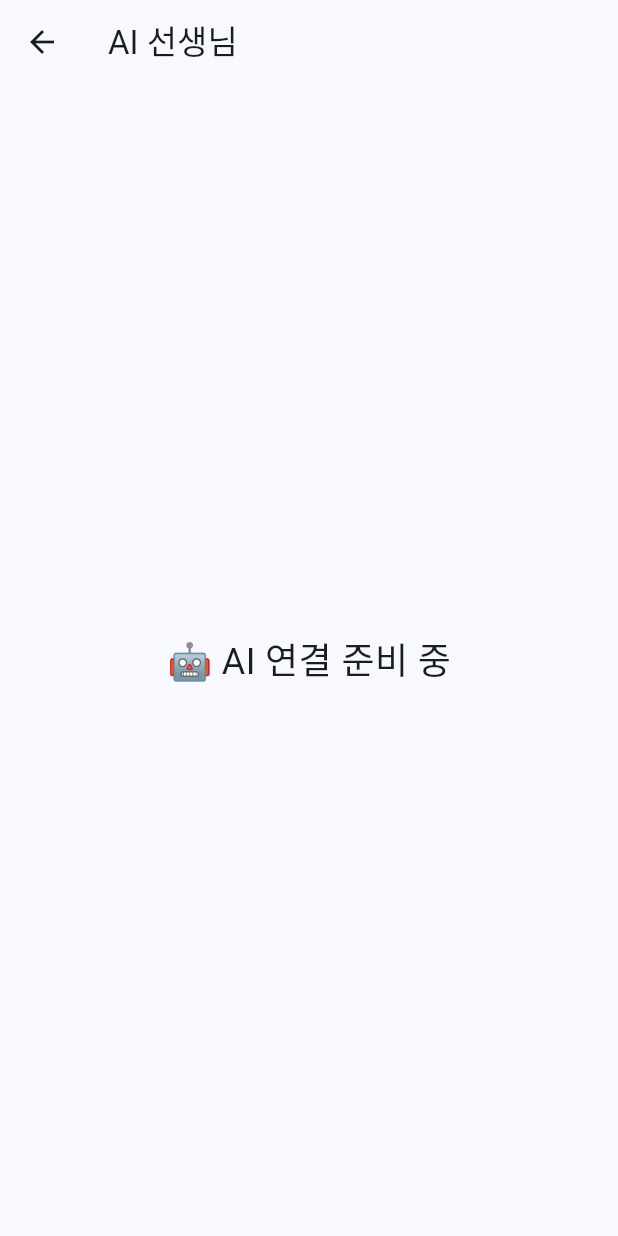
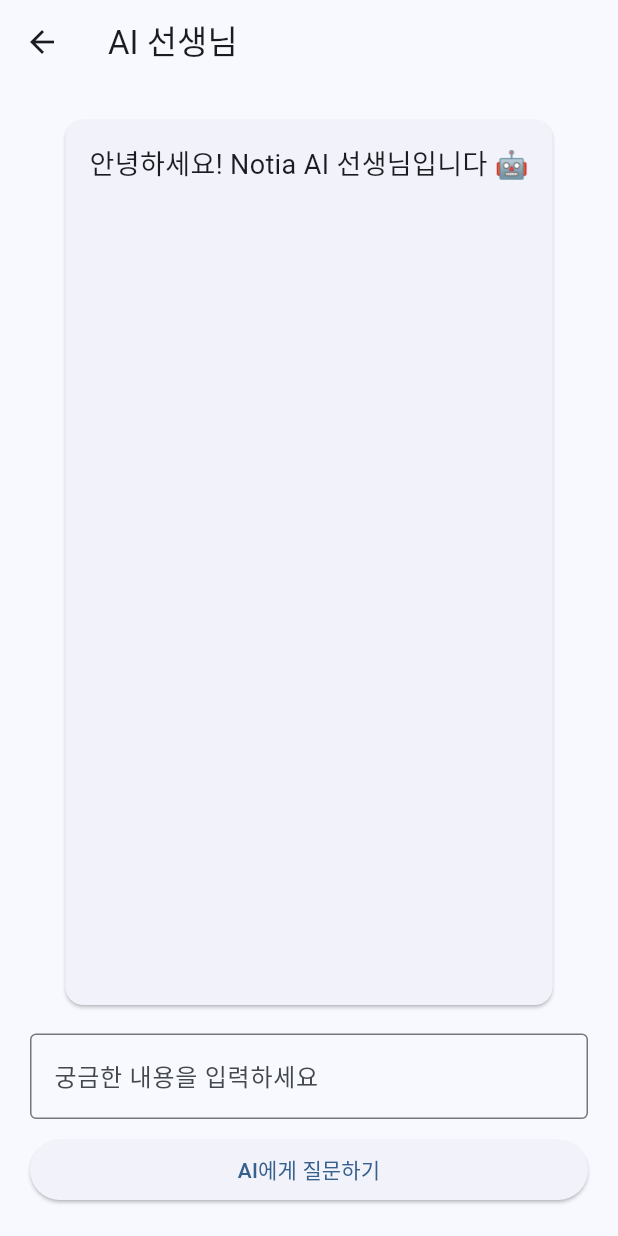
Before and after one commit to daljuee0828-blip/notia, a Flutter app: the AIScreen screen opened directly, on a phone screen of 412 x 824 dp. Run offline on Flutter 3.47's test engine with Material 3 defaults, Android fonts, the phone set to English and light mode, and no system bars; statements that could not run were skipped.

Commit message:
ai_screen.dart 업데이트

```diff
--- a/lib/screens/ai_screen.dart
+++ b/lib/screens/ai_screen.dart
@@ -1,9 +1,35 @@
 import 'package:flutter/material.dart';
 
+class AIScreen extends StatefulWidget {
+  const AIScreen({super.key});
 
-class AIScreen extends StatelessWidget {
+  @override
+  State<AIScreen> createState() => _AIScreenState();
+}
 
-const AIScreen({super.key});
+class _AIScreenState extends State<AIScreen> {
+
+  final TextEditingController controller = TextEditingController();
+
+  String answer = "안녕하세요! Notia AI 선생님입니다 🤖";
+
+  void askAI(){
+
+    setState(() {
+
+      if(controller.text.isEmpty){
+        answer = "질문을 입력해주세요!";
+      }
+      else{
+        answer =
+        "좋은 질문이에요!\n\n"
+        "AI 연결 후 여기에 실제 답변이 표시됩니다.\n\n"
+        "질문: ${controller.text}";
+      }
+
+    });
+
+  }
 
 
   @override
@@ -11,15 +37,79 @@ Widget build(BuildContext context){
 
     return Scaffold(
 
-appBar:AppBar(
-title:const Text("AI 선생님"),
+      appBar: AppBar(
+        title: const Text("AI 선생님"),
       ),
 
-body:const Center(
 
-child:Text(
-"🤖 AI 연결 준비 중",
-style:TextStyle(fontSize:24),
+      body: Padding(
+
+        padding: const EdgeInsets.all(20),
+
+        child: Column(
+
+          children:[
+
+
+            Expanded(
+
+              child: Card(
+
+                child: Padding(
+
+                  padding: const EdgeInsets.all(16),
+
+                  child: Text(
+                    answer,
+                    style: const TextStyle(
+                      fontSize:18,
+                    ),
+                  ),
+
+                ),
+
+              ),
+
+            ),
+
+
+            const SizedBox(height:15),
+
+
+            TextField(
+
+              controller: controller,
+
+              decoration: const InputDecoration(
+
+                hintText:"궁금한 내용을 입력하세요",
+
+                border:OutlineInputBorder(),
+
+              ),
+
+            ),
+
+
+            const SizedBox(height:10),
+
+
+            SizedBox(
+
+              width:double.infinity,
+
+              child: ElevatedButton(
+
+                onPressed:askAI,
+
+                child:const Text("AI에게 질문하기"),
+
+              ),
+
+            )
+
+          ],
+
         ),
 
       ),
```
Lines whose indentation alone changed are shown as unchanged.
